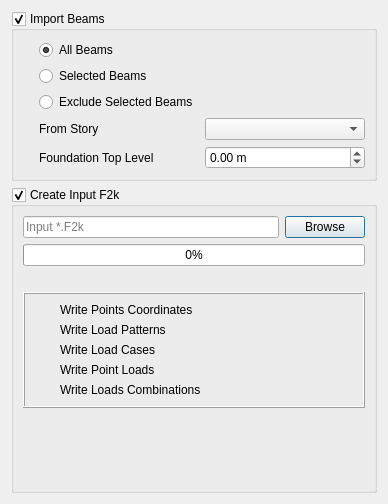
Above: safe/punch/Resources/ui/etabs_panel.ui from ebrahimraeyat/OSAFE before the change. Below: the same form after it.
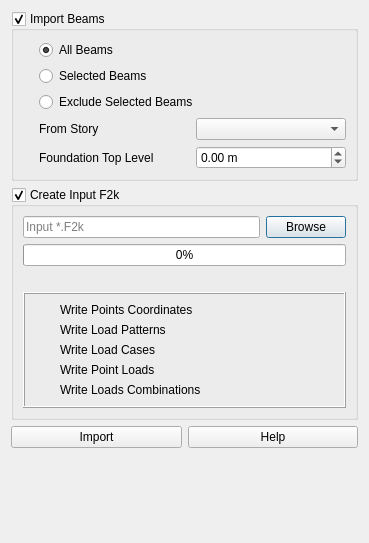
That is the form after the change. Icons and pictures are not drawn.

Commit message: adding new help system for import data

Diff of the .ui file:
```diff
--- a/safe/punch/Resources/ui/etabs_panel.ui
+++ b/safe/punch/Resources/ui/etabs_panel.ui
@@ -6,8 +6,8 @@
    <rect>
     <x>0</x>
     <y>0</y>
-    <width>388</width>
-    <height>504</height>
+    <width>369</width>
+    <height>543</height>
    </rect>
   </property>
   <property name="windowTitle">
@@ -141,9 +141,6 @@
         </item>
        </layout>
       </item>
-      <item>
-       <layout class="QHBoxLayout" name="horizontalLayout_2"/>
-      </item>
       <item>
        <widget class="QProgressBar" name="progressbar">
         <property name="value">
@@ -325,6 +322,38 @@
         </layout>
        </widget>
       </item>
+     </layout>
+    </widget>
+   </item>
+   <item>
+    <layout class="QHBoxLayout" name="horizontalLayout_2">
+     <item>
+      <widget class="QPushButton" name="import_data">
+       <property name="text">
+        <string>Import</string>
+       </property>
+       <property name="icon">
+        <iconset resource="../../py_widget/resource.qrc">
+         <normaloff>:/safe/Resources/icons/import.svg</normaloff>:/safe/Resources/icons/import.svg</iconset>
+       </property>
+      </widget>
+     </item>
+     <item>
+      <widget class="QPushButton" name="help">
+       <property name="text">
+        <string>Help</string>
+       </property>
+       <property name="icon">
+        <iconset resource="../../py_widget/resource.qrc">
+         <normaloff>:/safe/Resources/icons/help.png</normaloff>:/safe/Resources/icons/help.png</iconset>
+       </property>
+       <property name="shortcut">
+        <string/>
+       </property>
+      </widget>
+     </item>
+    </layout>
+   </item>
       <item>
        <spacer name="verticalSpacer">
         <property name="orientation">
@@ -337,9 +366,6 @@
          </size>
         </property>
        </spacer>
-      </item>
-     </layout>
-    </widget>
    </item>
   </layout>
  </widget>
```
Left out of the diff: 4 changed lines with no effect on the pictures. Lines whose indentation alone changed are shown as unchanged. The commit also changes 8 other files.
